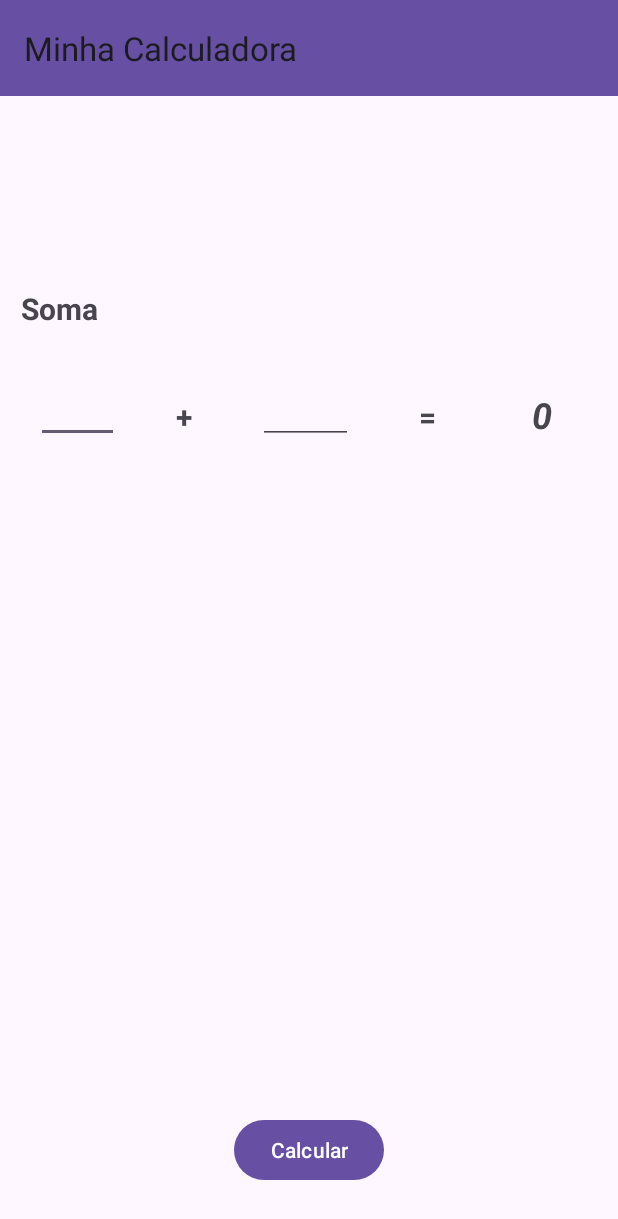
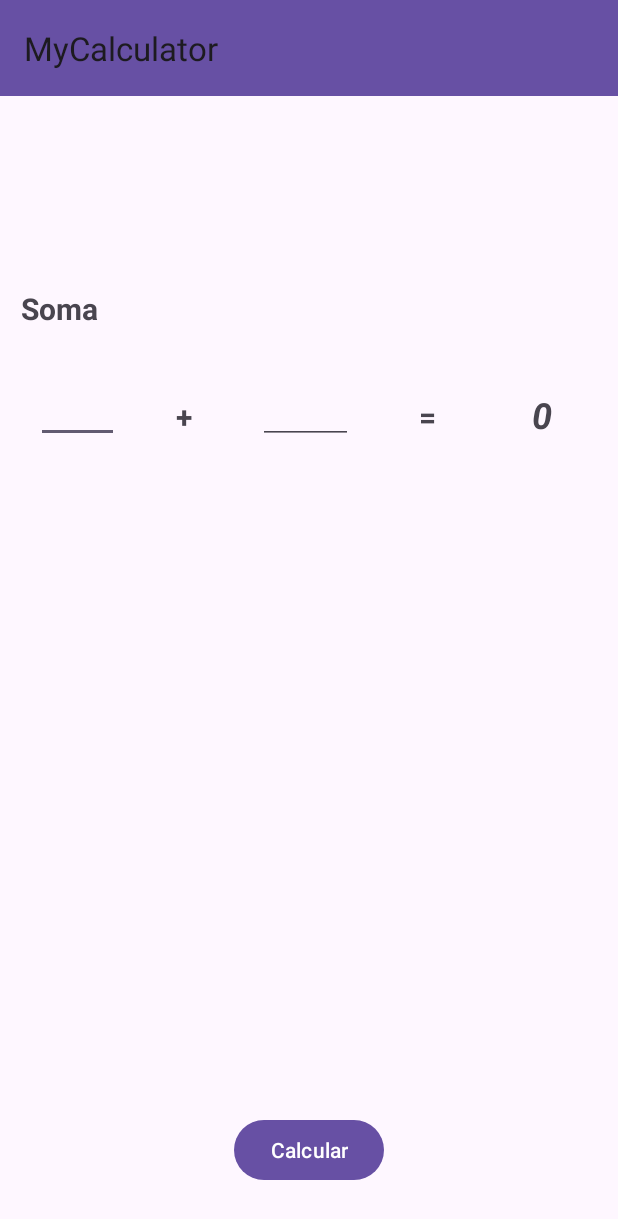
Before and after one commit to oprimogus/myCalculator, an Android app: the screen it shows after launch (MainActivity), on a phone screen of 412 x 824 dp. Shown: the top 1219 px of the screen. Run offline under Robolectric (Android 15) with nearby library versions, the phone set to English and light mode, and no system bars.

Commit message:
refactor: update method of get app name

```diff
--- a/app/src/main/java/com/example/mycalculator/MainActivity.java
+++ b/app/src/main/java/com/example/mycalculator/MainActivity.java
@@ -25,7 +25,9 @@ public class MainActivity extends AppCompatActivity {
         Toolbar toolbar = findViewById(R.id.toolbar);
         setSupportActionBar(toolbar);
 
-        getSupportActionBar().setTitle("Minha Calculadora");
+        String appName = getResources().getString(R.string.app_name);
+
+        getSupportActionBar().setTitle(appName);
 
         firstNumberEditTextSum = findViewById(R.id.editTextNumberDecimal_firstNumberSum);
         secondNumberEditTextSum = findViewById(R.id.editTextNumberDecimal4_SecondNumberSum);
```
